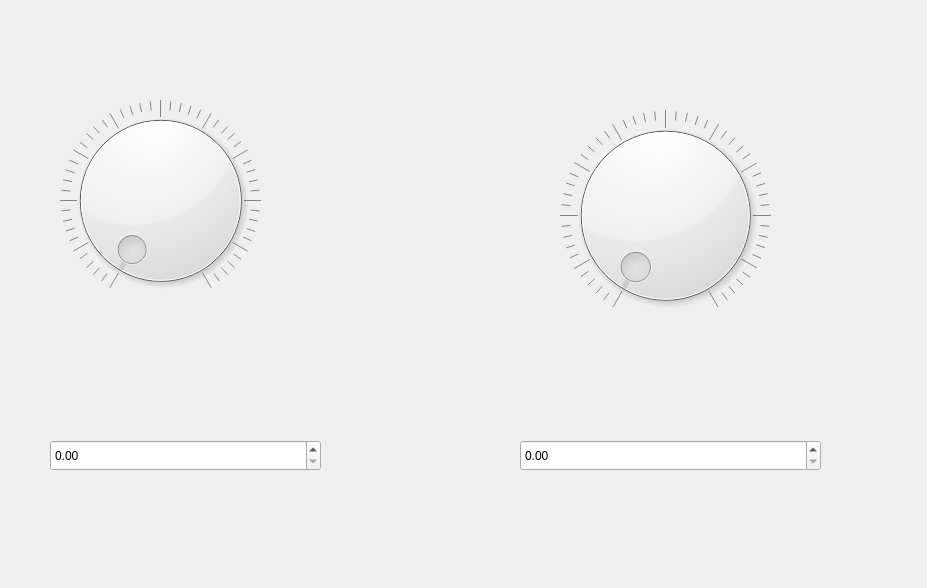
Above: Example_Project/thirdPage.ui from ProfNitz/nuRay before the change. Below: the same form after it.
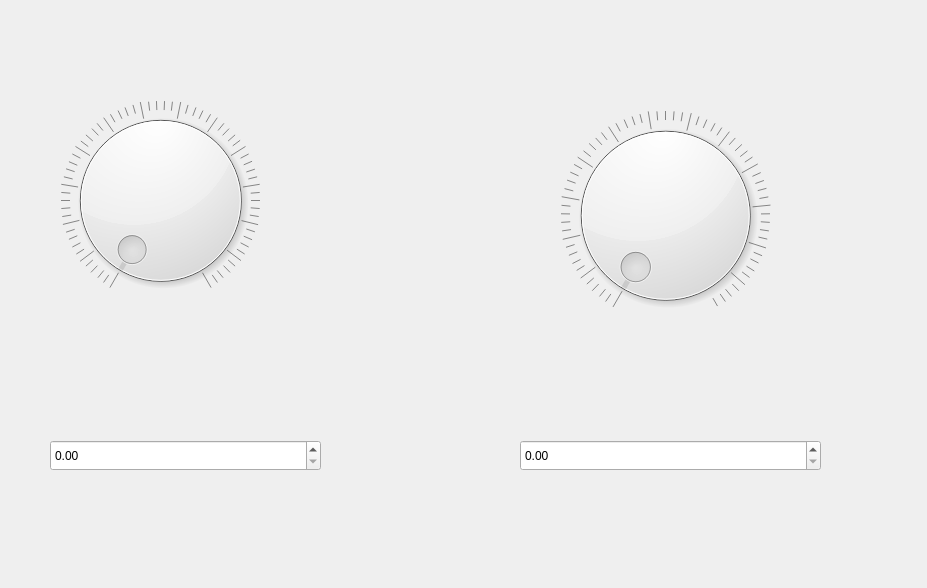
That is the form after the change.

Commit message:
making com selection work in MacOs and deleting comments
changing the way a port is selected to make it work on MacOs and Windows

```diff
--- a/Example_Project/thirdPage.ui
+++ b/Example_Project/thirdPage.ui
@@ -28,6 +28,9 @@
      <height>201</height>
     </rect>
    </property>
+   <property name="maximum">
+    <number>130</number>
+   </property>
    <property name="wrapping">
     <bool>false</bool>
    </property>
@@ -63,6 +66,9 @@
      <height>211</height>
     </rect>
    </property>
+   <property name="maximum">
+    <number>255</number>
+   </property>
    <property name="wrapping">
     <bool>false</bool>
    </property>
```
The commit also changes 1 other file.
